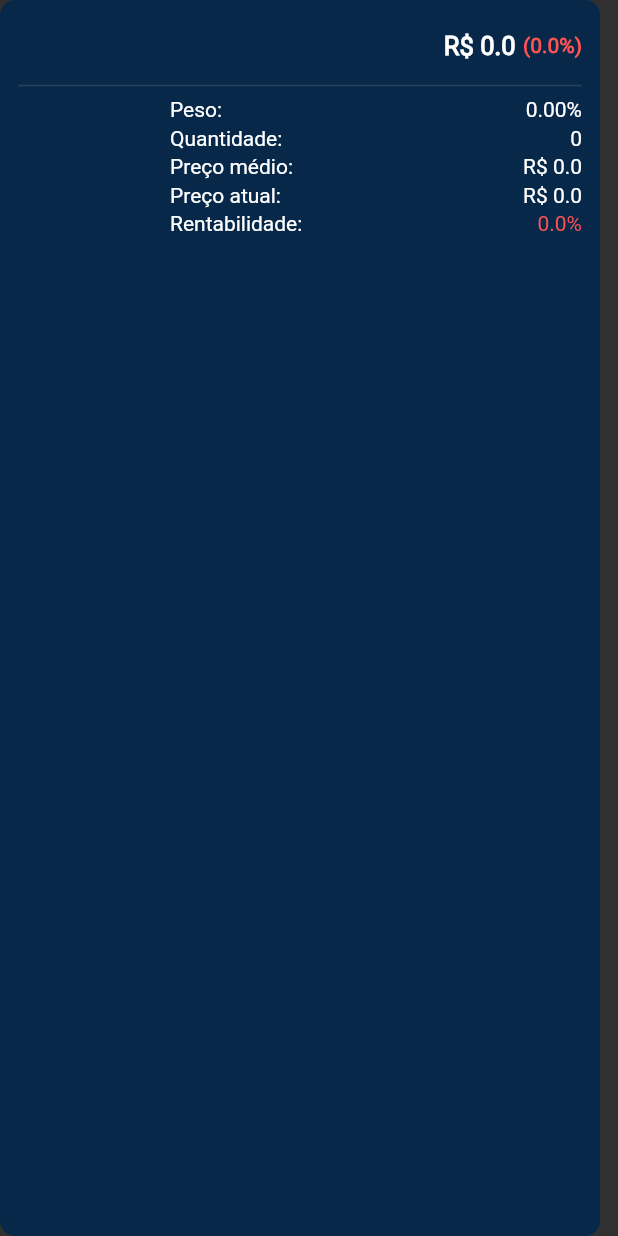
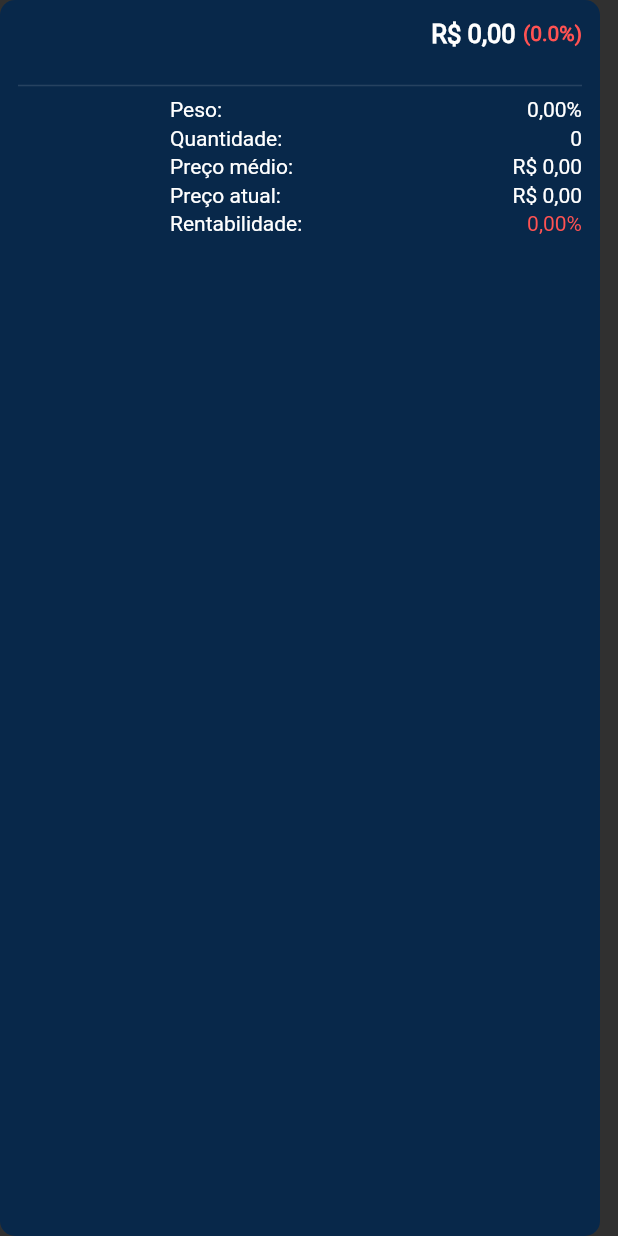
Before and after one commit to pulszao/investing, a Flutter app: the StockCard widget shown alone on an empty page, opened directly with empty values, on a phone screen of 412 x 824 dp. Run offline on Flutter 3.47's test engine with Material 2 defaults, Android fonts, the phone set to English and light mode, and no system bars; our stand-ins replace dropdown_search, flutter_secure_storage, material_design_icons_flutter, syncfusion_flutter_charts; accounts and stored records are empty.

Commit message:
Formatting money values in Brazilian currency

```diff
--- a/lib/src/portfolio/view/portfolio_sector_screen.dart
+++ b/lib/src/portfolio/view/portfolio_sector_screen.dart
@@ -75,11 +75,13 @@ class _PortfolioSectorScreen extends State<PortfolioSectorScreen> {
                     sectorPage: true,
                     stock: data.keys.first,
                     stockDescription: stock['company_name'],
-                    nowPrice: 17, //TODO: get now price
+                    nowPrice: 17,
+                    //TODO: get now price
                     avgPrice: stock['buy_price'],
                     quantity: stock['shares'].toInt(),
                     total: stock['total'],
-                    profit: -5.2, //TODO: get profit
+                    profit: -5.2,
+                    //TODO: get now price
                     weight: stock['total'] / sectorTotalizator,
                   ),
                 ),
--- /dev/null
+++ b/lib/src/shared/model/number_formatter_model.dart
@@ -0,0 +1,61 @@
+class NumberFormatter {
+  /// number to be formatted
+  final double number;
+
+  /// current value separator
+  final String separator;
+
+  /// decimal string separator
+  final String decimalSeparator;
+
+  /// thousand string separator
+  final String thousandSeparator;
+
+  /// number of decimal places
+  final int decimalPlaces;
+
+  /// e.g. in case of 'int' do not display decimal digits
+  final bool displayDecimal;
+
+  NumberFormatter({
+    required this.number,
+    this.separator = '.',
+    this.decimalSeparator = ',',
+    this.thousandSeparator = '.',
+    this.decimalPlaces = 2,
+    this.displayDecimal = true,
+  });
+
+  String formatNumber() {
+    List number = this.number.toString().split(separator);
+    String decimalNumbers = number.last;
+    List auxDecimalNumbers = [];
+
+    String hole = number.first;
+    List holeNumbers = hole.split('');
+    List auxHoleNumbers = List.from(holeNumbers.reversed);
+
+    for (int i = 3; auxHoleNumbers.length > i; i += 4) {
+      auxHoleNumbers.insert(i, thousandSeparator);
+    }
+
+    for (int i = 0; decimalPlaces > i; i++) {
+      try {
+        auxDecimalNumbers.add(decimalNumbers.split('')[i]);
+      } catch (e) {
+        auxDecimalNumbers.add(0);
+      }
+    }
+
+    holeNumbers = List.from(auxHoleNumbers.reversed);
+    hole = holeNumbers.join();
+
+    decimalNumbers = auxDecimalNumbers.join();
+
+    if (displayDecimal) {
+      hole = '$hole$decimalSeparator$decimalNumbers';
+    }
+
+    return hole;
+  }
+}
--- a/lib/src/shared/view/cards/stock_card.dart
+++ b/lib/src/shared/view/cards/stock_card.dart
@@ -1,5 +1,6 @@
 import 'package:flutter/material.dart';
 import 'package:investing/src/constants.dart';
+import 'package:investing/src/shared/model/number_formatter_model.dart';
 
 class StockCard extends StatelessWidget {
   final bool sectorPage;
@@ -41,9 +42,6 @@ class StockCard extends StatelessWidget {
             Row(
               mainAxisAlignment: MainAxisAlignment.spaceBetween,
               children: [
-                Column(
-                  crossAxisAlignment: CrossAxisAlignment.start,
-                  children: [
                 Text(
                   stock,
                   style: kBaseTextStyle(
@@ -51,17 +49,10 @@ class StockCard extends StatelessWidget {
                     fontWeight: FontWeight.bold,
                   ),
                 ),
-                    Text(
-                      stockDescription,
-                      overflow: TextOverflow.ellipsis,
-                      style: kBaseTextStyle(),
-                    ),
-                  ],
-                ),
                 Row(
                   children: [
                     Text(
-                      'R\$ $total',
+                      'R\$ ${NumberFormatter(number: total).formatNumber()}',
                       style: kBaseTextStyle(
                         fontSize: 17,
                         fontWeight: FontWeight.bold,
@@ -79,6 +70,16 @@ class StockCard extends StatelessWidget {
                 ),
               ],
             ),
+            Row(
+              mainAxisAlignment: MainAxisAlignment.start,
+              children: [
+                Text(
+                  stockDescription,
+                  overflow: TextOverflow.ellipsis,
+                  style: kBaseTextStyle(),
+                ),
+              ],
+            ),
             const Divider(thickness: 1),
             SizedBox(
               width: MediaQuery.of(context).size.width / 1.5,
@@ -88,7 +89,7 @@ class StockCard extends StatelessWidget {
                     mainAxisAlignment: MainAxisAlignment.spaceBetween,
                     children: [
                       Text('Peso${sectorPage == true ? ' (no setor):' : ':'}'),
-                      Text('${(weight * 100).toStringAsFixed(2)}%'),
+                      Text('${NumberFormatter(number: weight * 100).formatNumber()}%'),
                     ],
                   ),
                   const SizedBox(height: 3),
@@ -104,7 +105,7 @@ class StockCard extends StatelessWidget {
                     mainAxisAlignment: MainAxisAlignment.spaceBetween,
                     children: [
                       const Text('Preço médio: '),
-                      Text('R\$ $avgPrice'),
+                      Text('R\$ ${NumberFormatter(number: avgPrice).formatNumber()}'),
                     ],
                   ),
                   const SizedBox(height: 3),
@@ -112,7 +113,7 @@ class StockCard extends StatelessWidget {
                     mainAxisAlignment: MainAxisAlignment.spaceBetween,
                     children: [
                       const Text('Preço atual: '),
-                      Text('R\$ $nowPrice'),
+                      Text('R\$ ${NumberFormatter(number: nowPrice).formatNumber()}'),
                     ],
                   ),
                   const SizedBox(height: 3),
@@ -121,7 +122,7 @@ class StockCard extends StatelessWidget {
                     children: [
                       const Text('Rentabilidade: '),
                       Text(
-                        '$profit%',
+                        '${NumberFormatter(number: profit).formatNumber()}%',
                         style: kBaseTextStyle(
                           color: profit > 0 ? Colors.greenAccent : Colors.redAccent,
                         ),
--- a/lib/src/shared/view/cards/stock_sector_card.dart
+++ b/lib/src/shared/view/cards/stock_sector_card.dart
@@ -1,4 +1,5 @@
 import 'package:flutter/material.dart';
+import 'package:investing/src/shared/model/number_formatter_model.dart';
 
 import '../../../constants.dart';
 
@@ -33,7 +34,7 @@ class StockSectorCard extends StatelessWidget {
                 ),
               ),
               Text(
-                '${(sectorPercent * 100).toStringAsFixed(2)}%',
+                '${NumberFormatter(number: sectorPercent * 100).formatNumber()}%',
                 style: kBaseTextStyle(
                   fontSize: 21.0,
                   fontWeight: FontWeight.w500,
--- a/lib/src/shared/view/cards/stock_watchlist_card.dart
+++ b/lib/src/shared/view/cards/stock_watchlist_card.dart
@@ -1,4 +1,5 @@
 import 'package:flutter/material.dart';
+import 'package:investing/src/shared/model/number_formatter_model.dart';
 import 'package:investing/src/shared/view/modals/standard_modal.dart';
 
 import '../../../constants.dart';
@@ -71,13 +72,13 @@ class StockWatchlistCard extends StatelessWidget {
                     crossAxisAlignment: CrossAxisAlignment.end,
                     children: [
                       Text(
-                        'R\$${nowPrice.toStringAsFixed(2)}',
+                        'R\$ ${NumberFormatter(number: nowPrice).formatNumber()}',
                         style: kBaseTextStyle(
                           fontSize: 17,
                         ),
                       ),
                       Text(
-                        '${dailyChange.toStringAsFixed(2)}%',
+                        '${NumberFormatter(number: dailyChange).formatNumber()}%',
                         style: kBaseTextStyle(
                           fontSize: 17,
                           color: dailyChange > 0 ? Colors.greenAccent : Colors.redAccent,
```
Also changed, not shown: lib/src/menu/view/menu_screen.dart (+33 -6 lines), lib/src/shared/view/cards/transaction_card.dart (+6 -5 lines), lib/src/transactions/view/add_transaction_modal.dart (+4 -3 lines). Lines whose indentation alone changed are shown as unchanged.
